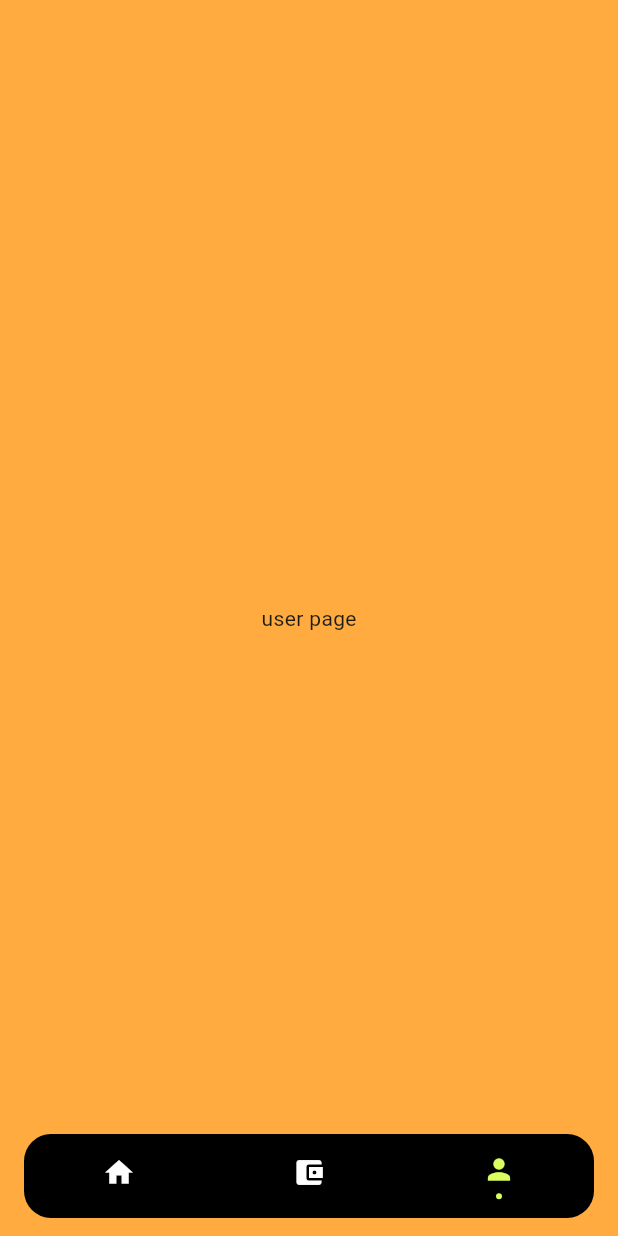
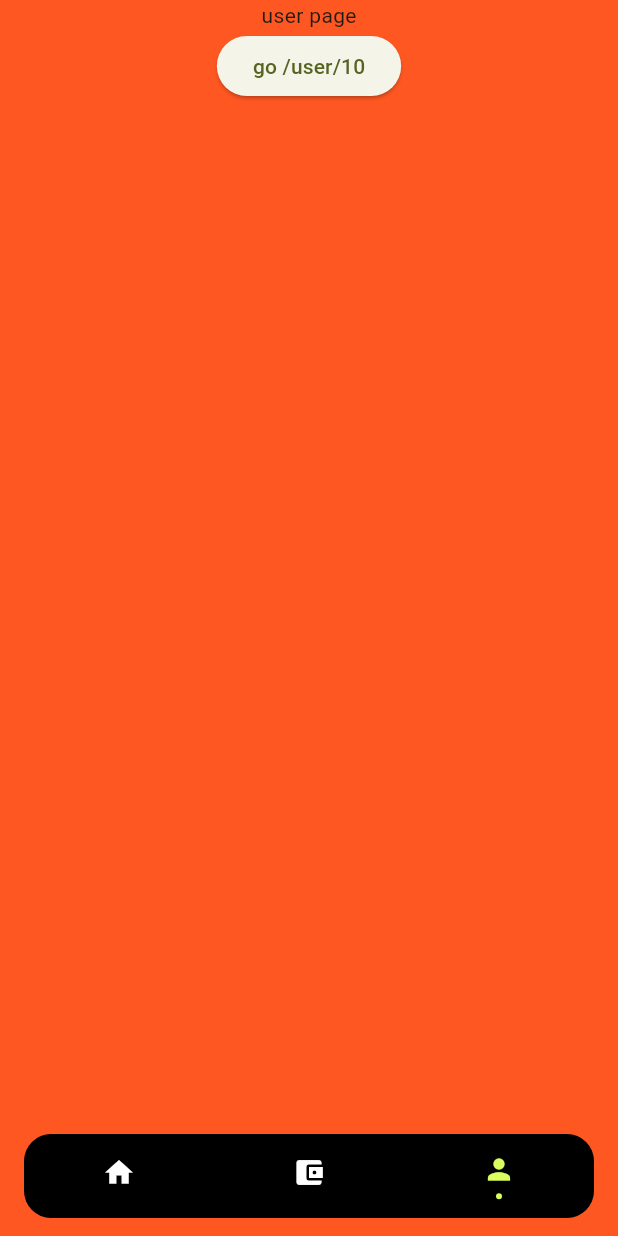
Before and after one commit to webeautiful/flutter_starter, a Flutter app: the screen it shows after launch, swiped to page 3, on a phone screen of 412 x 824 dp. Run offline on Flutter 3.47's test engine with Material 2 defaults, Android fonts, the phone set to English and light mode, and no system bars; our stand-ins replace go_router, logger.

Commit message:
feat: go_router push/pop

```diff
--- a/lib/main.dart
+++ b/lib/main.dart
@@ -1,5 +1,5 @@
 import 'package:flutter/material.dart';
-import 'package:flutter_starter/page/main/page.dart';
+import 'package:flutter_starter/router.dart';
 import 'package:flutter_starter/styles/app_colors.dart';
 
 void main() {
@@ -12,29 +12,19 @@ class MyApp extends StatelessWidget {
   // This widget is the root of your application.
   @override
   Widget build(BuildContext context) {
-    return MaterialApp(
+    return MaterialApp.router(
       debugShowCheckedModeBanner: false,
       title: 'Flutter Demo',
       theme: ThemeData(
-        // This is the theme of your application.
-        //
-        // TRY THIS: Try running your application with "flutter run". You'll see
-        // the application has a blue toolbar. Then, without quitting the app,
-        // try changing the seedColor in the colorScheme below to Colors.green
-        // and then invoke "hot reload" (save your changes or press the "hot
-        // reload" button in a Flutter-supported IDE, or press "r" if you used
-        // the command line to start the app).
-        //
-        // Notice that the counter didn't reset back to zero; the application
-        // state is not lost during the reload. To reset the state, use hot
-        // restart instead.
-        //
-        // This works for code too, not just values: Most code changes can be
-        // tested with just a hot reload.
         colorScheme: ColorScheme.fromSeed(seedColor: AppColors.primary),
         useMaterial3: true,
       ),
-      home: const MainPage(),
+
+      // route
+      routerConfig: appRouter,
+      // routeInformationProvider: appRouter.routeInformationProvider,
+      // routeInformationParser: appRouter.routeInformationParser,
+      // routerDelegate: appRouter.routerDelegate,
     );
   }
 }
--- a/lib/page/main/page.dart
+++ b/lib/page/main/page.dart
@@ -1,7 +1,7 @@
 import 'package:flutter/material.dart';
 import 'package:flutter_starter/components/custom_bottom_navigation_bar.dart';
 import 'package:flutter_starter/page/home/page.dart';
-import 'package:flutter_starter/page/user/page.dart';
+import 'package:flutter_starter/page/user/index/page.dart';
 import 'package:flutter_starter/page/wallet/page.dart';
 
 class MainPage extends StatefulWidget {
--- a/lib/page/user/page.dart
+++ b/lib/page/user/index/page.dart
@@ -1,4 +1,5 @@
 import 'package:flutter/material.dart';
+import 'package:flutter_starter/router.dart';
 import 'package:flutter_starter/utils/log_util.dart';
 
 class UserPage extends StatefulWidget {
@@ -24,11 +25,17 @@ class _WalletPageState extends State<UserPage> {
   @override
   Widget build(BuildContext context) {
     logI('[debug]build user page');
-    return Scaffold(
-      body: Container(
-        color: Colors.orangeAccent,
-        child: const Center(
-          child: Text('user page'),
+    return Container(
+      color: Colors.deepOrange,
+      child: SafeArea(
+        child: Column(
+          children: [
+            const Text('user page'),
+            ElevatedButton(
+              onPressed: () => appRouter.push(RoutePaths.userInfo('10')),
+              child: const Text('go /user/10'),
+            ),
+          ],
         ),
       ),
     );
--- /dev/null
+++ b/lib/router.dart
@@ -0,0 +1,70 @@
+import 'package:flutter/material.dart';
+import 'package:flutter_starter/page/home/page.dart';
+import 'package:flutter_starter/page/main/page.dart';
+import 'package:flutter_starter/page/user/index/page.dart';
+import 'package:flutter_starter/page/user/user_info/page.dart';
+import 'package:flutter_starter/page/wallet/page.dart';
+import 'package:go_router/go_router.dart';
+
+class RoutePaths {
+  static String main = '/';
+  static String home = '/home';
+  static String wallet = '/wallet';
+  static String user = '/user';
+  static String userInfo([String? id]) =>
+      id != null ? '/user/$id' : '/user/:id';
+}
+
+final appRouter = GoRouter(
+  initialLocation: RoutePaths.main,
+  routes: [
+    AppRoute(
+      RoutePaths.main,
+      (state) => const MainPage(),
+    ),
+    AppRoute(
+      RoutePaths.home,
+      (state) => const HomePage(),
+    ),
+    AppRoute(
+      RoutePaths.wallet,
+      (state) => const WalletPage(),
+    ),
+    AppRoute(
+      RoutePaths.user,
+      (state) => const UserPage(),
+    ),
+    AppRoute(
+      RoutePaths.userInfo(),
+      (state) => UserInfo(id: state.params['id']!),
+    ),
+  ],
+);
+
+/// Custom GoRoute sub-class to make the router declaration easier to read
+class AppRoute extends GoRoute {
+  AppRoute(String path, Widget Function(GoRouterState s) builder,
+      {List<GoRoute> routes = const [], this.useFade = false})
+      : super(
+          path: path,
+          routes: routes,
+          pageBuilder: (context, state) {
+            final pageContent = Scaffold(
+              body: builder(state),
+              resizeToAvoidBottomInset: false,
+            );
+            if (useFade) {
+              return CustomTransitionPage(
+                key: state.pageKey,
+                child: pageContent,
+                transitionsBuilder:
+                    (context, animation, secondaryAnimation, child) {
+                  return FadeTransition(opacity: animation, child: child);
+                },
+              );
+            }
+            return MaterialPage(child: pageContent);
+          },
+        );
+  final bool useFade;
+}
--- a/pubspec.yaml
+++ b/pubspec.yaml
@@ -36,6 +36,7 @@ dependencies:
   # Use with the CupertinoIcons class for iOS style icons.
   cupertino_icons: ^1.0.2
   logger: ^1.3.0
+  go_router: ^6.5.5
 
 dev_dependencies:
   flutter_test:
--- a/widgetbook/widgetbook.dart
+++ b/widgetbook/widgetbook.dart
@@ -3,7 +3,7 @@ import 'package:flutter_starter/components/custom_bottom_navigation_bar.dart';
 import 'package:flutter_starter/components/simple_bottom_navigation_bar.dart';
 import 'package:flutter_starter/page/home/page.dart';
 import 'package:flutter_starter/page/main/page.dart';
-import 'package:flutter_starter/page/user/page.dart';
+import 'package:flutter_starter/page/user/index/page.dart';
 import 'package:flutter_starter/page/wallet/page.dart';
 import 'package:widgetbook/widgetbook.dart';
 
```
Also changed, not shown: lib/page/user/user_info/page.dart (added, +24 -0 lines), pubspec.lock.
